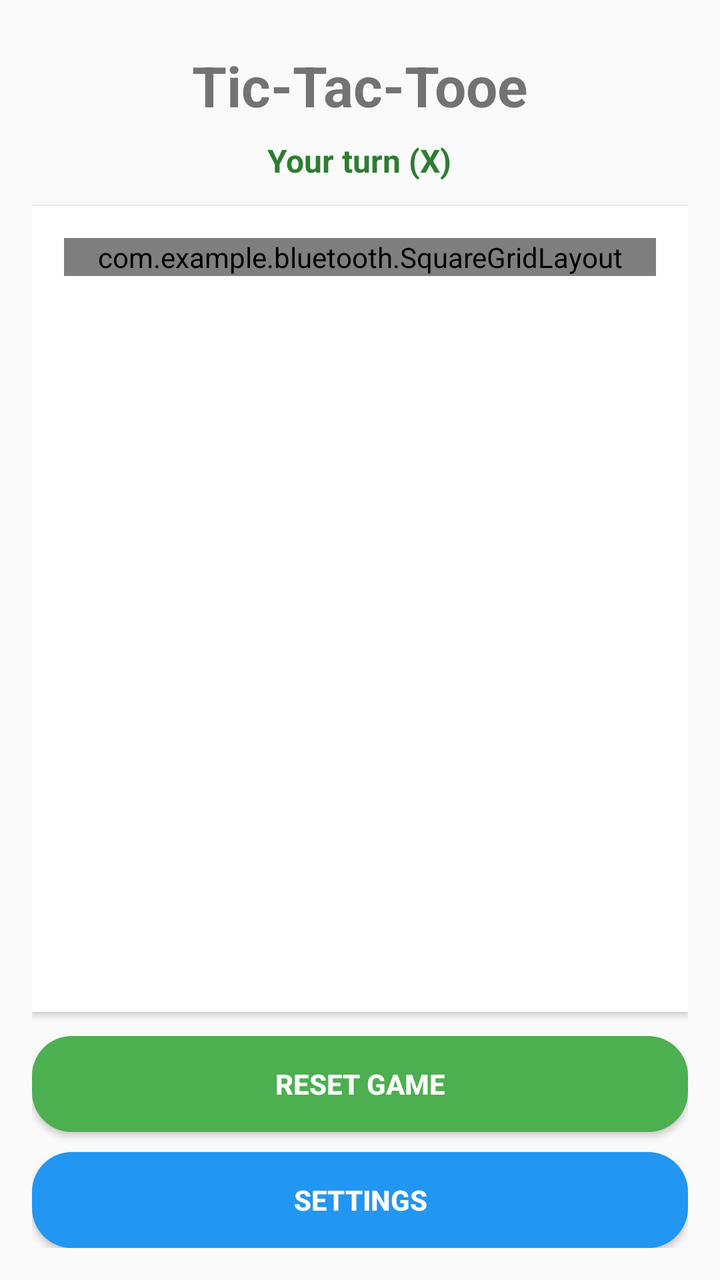
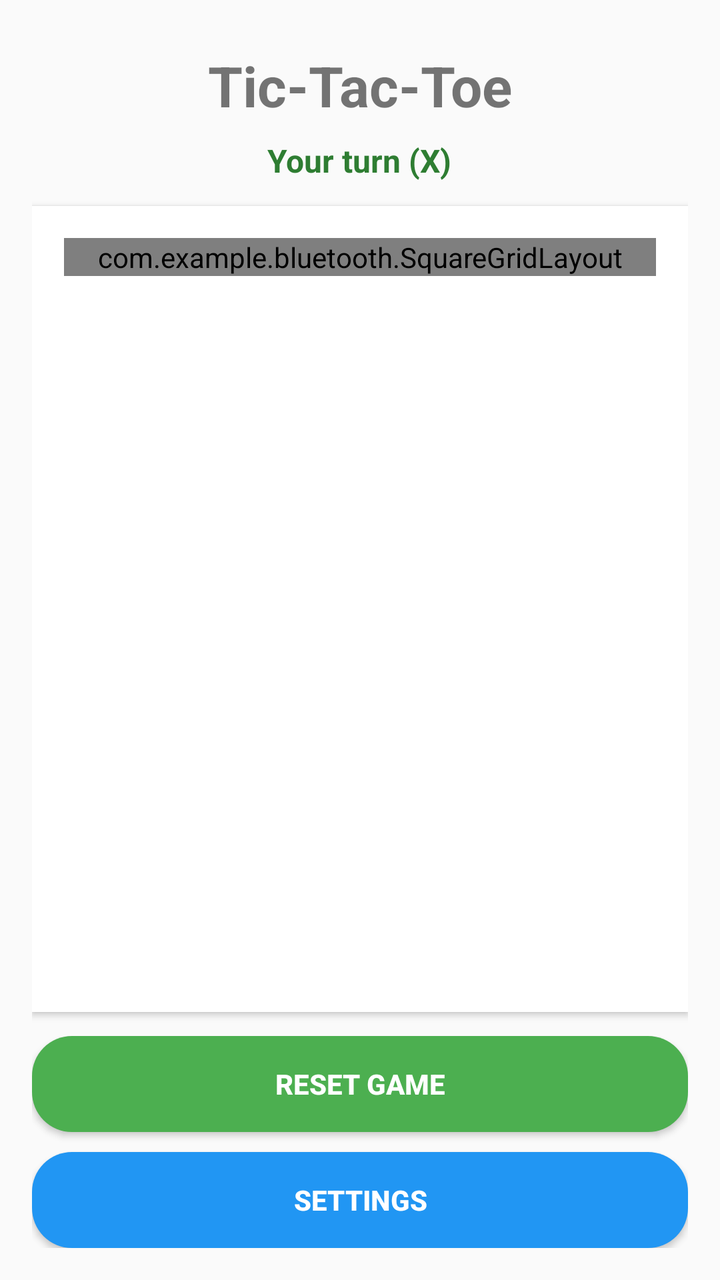

Two renders of the same Android screen: before a commit and after it. Below are the layout's source before the change and the commit's diff.
<!-- AndroidManifest.xml: application theme Theme.Bluetooth -->
<!-- res/layout/activity_game_offline.xml -->
<?xml version="1.0" encoding="utf-8"?>
<ScrollView xmlns:android="http://schemas.android.com/apk/res/android"
    xmlns:app="http://schemas.android.com/apk/res-auto"
    android:layout_width="match_parent"
    android:layout_height="match_parent"
    android:fillViewport="true">

    <LinearLayout
        android:orientation="vertical"
        android:layout_width="match_parent"
        android:layout_height="match_parent"
        android:padding="16dp"
        android:gravity="center_horizontal">

        
        <TextView
            android:id="@+id/title"
            android:layout_width="wrap_content"
            android:layout_height="wrap_content"
            android:text="Tic-Tac-Tooe"
            android:textSize="28sp"
            android:textStyle="bold"
            android:paddingTop="8dp"
            android:paddingBottom="8dp" />

        
        <TextView
            android:id="@+id/statusText1"
            android:layout_width="wrap_content"
            android:layout_height="wrap_content"
            android:text="Your turn (X)"
            android:textSize="16sp"
            android:textStyle="bold"
            android:textColor="#2E7D32"
            android:paddingBottom="12dp" />

        
        <LinearLayout
            android:layout_width="match_parent"
            android:layout_height="0dp"
            android:layout_weight="1"
            android:orientation="vertical"
            android:padding="12dp"
            android:background="@android:color/white"
            android:elevation="2dp">

            
            
            <com.example.bluetooth.SquareGridLayout

                android:id="@+id/gridLayout1"
                android:layout_width="match_parent"
                android:layout_height="wrap_content"
                android:layout_margin="4dp"
                app:rowCount="3"
                app:columnCount="3"
                android:background="#2F3C73"
                app:useDefaultMargins="true"
                app:alignmentMode="alignMargins">

                
                
                <ImageButton
                    android:id="@+id/cell_00"
                    android:layout_width="0dp"
                    android:layout_height="0dp"
                    app:layout_row="0"
                    app:layout_column="0"
                    app:layout_rowWeight="1"
                    app:layout_columnWeight="1"
                    android:background="#D9D9D9"
                    android:scaleType="centerInside"
                    android:adjustViewBounds="true"
                    android:contentDescription="Cell 0,0" />

                <ImageButton
                    android:id="@+id/cell_01"
                    android:layout_width="0dp"
                    android:layout_height="0dp"
                    app:layout_row="0"
                    app:layout_column="1"
                    app:layout_rowWeight="1"
                    app:layout_columnWeight="1"
                    android:background="#D9D9D9"
                    android:scaleType="centerInside"
                    android:adjustViewBounds="true"
                    android:contentDescription="Cell 0,1" />

                <ImageButton
                    android:id="@+id/cell_02"
                    android:layout_width="0dp"
                    android:layout_height="0dp"
                    app:layout_row="0"
                    app:layout_column="2"
                    app:layout_rowWeight="1"
                    app:layout_columnWeight="1"
                    android:background="#D9D9D9"
                    android:scaleType="centerInside"
                    android:adjustViewBounds="true"
                    android:contentDescription="Cell 0,2" />

                
                <ImageButton
                    android:id="@+id/cell_10"
                    android:layout_width="0dp"
                    android:layout_height="0dp"
                    app:layout_row="1"
                    app:layout_column="0"
                    app:layout_rowWeight="1"
                    app:layout_columnWeight="1"
                    android:background="#D9D9D9"
                    android:scaleType="centerInside"
                    android:adjustViewBounds="true"
                    android:contentDescription="Cell 1,0" />

                <ImageButton
                    android:id="@+id/cell_11"
                    android:layout_width="0dp"
                    android:layout_height="0dp"
                    app:layout_row="1"
                    app:layout_column="1"
                    app:layout_rowWeight="1"
                    app:layout_columnWeight="1"
                    android:background="#D9D9D9"
                    android:scaleType="centerInside"
                    android:adjustViewBounds="true"
                    android:contentDescription="Cell 1,1" />

                <ImageButton
                    android:id="@+id/cell_12"
                    android:layout_width="0dp"
                    android:layout_height="0dp"
                    app:layout_row="1"
                    app:layout_column="2"
                    app:layout_rowWeight="1"
                    app:layout_columnWeight="1"
                    android:background="#D9D9D9"
                    android:scaleType="centerInside"
                    android:adjustViewBounds="true"
                    android:contentDescription="Cell 1,2" />

                
                <ImageButton
                    android:id="@+id/cell_20"
                    android:layout_width="0dp"
                    android:layout_height="0dp"
                    app:layout_row="2"
                    app:layout_column="0"
                    app:layout_rowWeight="1"
                    app:layout_columnWeight="1"
                    android:background="#D9D9D9"
                    android:scaleType="centerInside"
                    android:adjustViewBounds="true"
                    android:contentDescription="Cell 2,0" />

                <ImageButton
                    android:id="@+id/cell_21"
                    android:layout_width="0dp"
                    android:layout_height="0dp"
                    app:layout_row="2"
                    app:layout_column="1"
                    app:layout_rowWeight="1"
                    app:layout_columnWeight="1"
                    android:background="#D9D9D9"
                    android:scaleType="centerInside"
                    android:adjustViewBounds="true"
                    android:contentDescription="Cell 2,1" />

                <ImageButton
                    android:id="@+id/cell_22"
                    android:layout_width="0dp"
                    android:layout_height="0dp"
                    app:layout_row="2"
                    app:layout_column="2"
                    app:layout_rowWeight="1"
                    app:layout_columnWeight="1"
                    android:background="#D9D9D9"
                    android:scaleType="centerInside"
                    android:adjustViewBounds="true"
                    android:contentDescription="Cell 2,2" />

            </com.example.bluetooth.SquareGridLayout>


        </LinearLayout>

        
        <LinearLayout
            android:layout_width="match_parent"
            android:layout_height="wrap_content"
            android:orientation="vertical"
            android:paddingTop="12dp">

            <Button
                android:id="@+id/resetGame"
                android:layout_width="match_parent"
                android:layout_height="wrap_content"
                android:text="RESET GAME"
                android:textAllCaps="true"
                android:textStyle="bold"
                android:textColor="@android:color/white"
                android:background="@drawable/btn_primary_bg"
                android:paddingTop="12dp"
                android:paddingBottom="12dp" />

            <Space
                android:layout_width="match_parent"
                android:layout_height="10dp" />

            <Button
                android:id="@+id/settings"
                android:layout_width="match_parent"
                android:layout_height="wrap_content"
                android:text="SETTINGS"
                android:textAllCaps="true"
                android:textStyle="bold"
                android:textColor="@android:color/white"
                android:background="@drawable/btn_secondary_bg"
                android:paddingTop="12dp"
                android:paddingBottom="12dp" />
        </LinearLayout>

        
        <LinearLayout
            android:id="@+id/settingsPage"
            android:orientation="vertical"
            android:layout_width="match_parent"
            android:layout_height="wrap_content"
            android:visibility="gone"
            android:paddingTop="16dp">

            <Spinner
                android:id="@+id/spinner"
                android:layout_width="match_parent"
                android:layout_height="wrap_content"
                android:minHeight="48dp" />

            <LinearLayout
                android:layout_width="match_parent"
                android:layout_height="wrap_content"
                android:orientation="horizontal"
                android:paddingTop="12dp">

                <Button
                    android:id="@+id/submit"
                    android:layout_width="0dp"
                    android:layout_height="wrap_content"
                    android:layout_weight="1"
                    android:text="APPLY"
                    android:textAllCaps="true"
                    android:textStyle="bold"
                    android:textColor="@android:color/white"
                    android:background="@drawable/btn_primary_bg"
                    android:paddingTop="12dp"
                    android:paddingBottom="12dp" />

                <Space
                    android:layout_width="12dp"
                    android:layout_height="1dp" />

                <Button
                    android:id="@+id/leaveSettings"
                    android:layout_width="0dp"
                    android:layout_height="wrap_content"
                    android:layout_weight="1"
                    android:text="BACK"
                    android:textAllCaps="true"
                    android:textStyle="bold"
                    android:textColor="@android:color/white"
                    android:background="@drawable/btn_secondary_bg"
                    android:paddingTop="12dp"
                    android:paddingBottom="12dp" />
            </LinearLayout>
        </LinearLayout>

    </LinearLayout>
</ScrollView>
<!-- resources referenced by this layout -->
<resources>
  <!-- drawable btn_primary_bg (drawable) -->
  <?xml version="1.0" encoding="utf-8"?>
  <shape xmlns:android="http://schemas.android.com/apk/res/android">
      <solid android:color="#4CAF50"/>
      <corners android:radius="20dp"/>
      <padding android:left="12dp" android:top="8dp" android:right="12dp" android:bottom="8dp"/>
  </shape>
  <!-- drawable btn_secondary_bg (drawable) -->
  <?xml version="1.0" encoding="utf-8"?>
  <ripple xmlns:android="http://schemas.android.com/apk/res/android"
      android:color="#332196F3"> 
      <item>
          <shape>
              <solid android:color="#2196F3"/>   
              <corners android:radius="20dp"/>
              <padding
                  android:left="12dp"
                  android:top="10dp"
                  android:right="12dp"
                  android:bottom="10dp"/>
          </shape>
      </item>
  </ripple>
  <style name="Theme.Bluetooth" parent="android:Theme.Material.Light.NoActionBar" />
</resources>

<!-- the commit's change to res/layout/activity_game_offline.xml (unified diff, before → after) -->
@@ -17,7 +17,7 @@
             android:id="@+id/title"
             android:layout_width="wrap_content"
             android:layout_height="wrap_content"
-            android:text="Tic-Tac-Tooe"
+            android:text="Tic-Tac-Toe"
             android:textSize="28sp"
             android:textStyle="bold"
             android:paddingTop="8dp"
